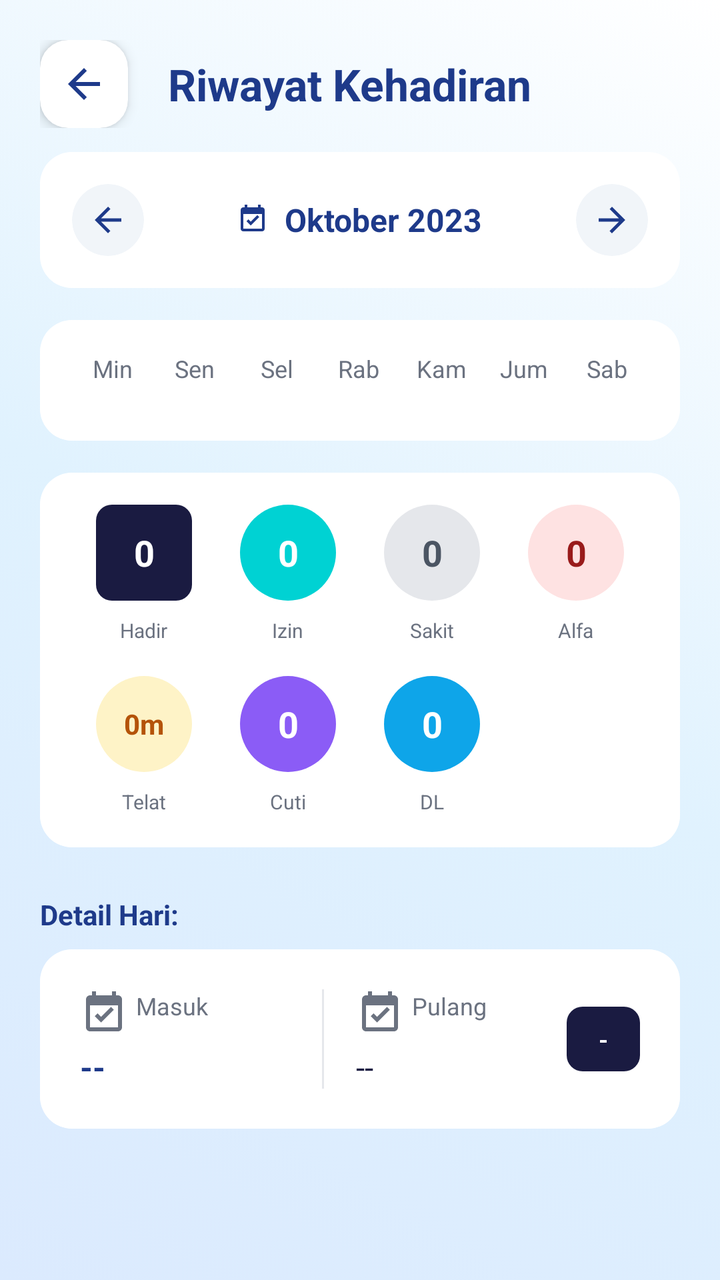
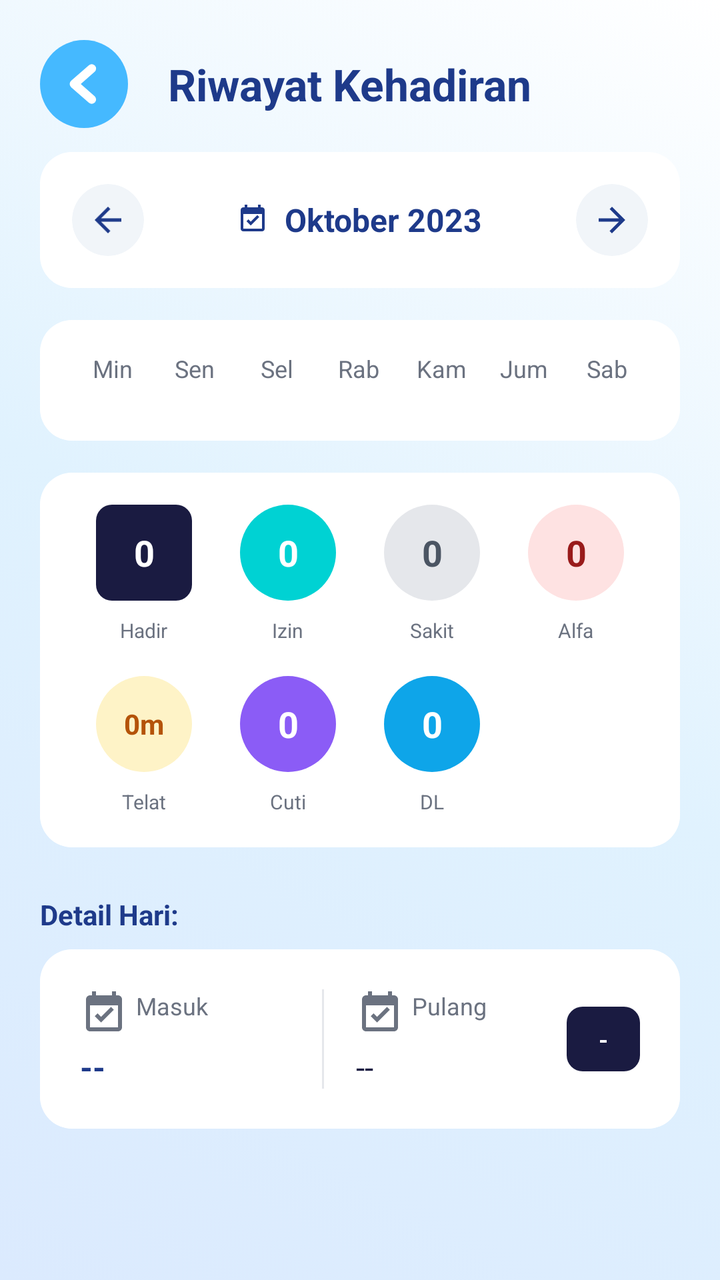

The first picture is an Android layout as it rendered before a commit; the second is the same layout after the commit. The layout source and the unified diff follow.
<!-- AndroidManifest.xml: application theme Theme.AppCompat.Light.NoActionBar -->
<!-- res/layout/activity_rekap.xml -->
<?xml version="1.0" encoding="utf-8"?>
<androidx.constraintlayout.widget.ConstraintLayout xmlns:android="http://schemas.android.com/apk/res/android"
    xmlns:app="http://schemas.android.com/apk/res-auto"
    android:id="@+id/rootRekap"
    android:layout_width="match_parent"
    android:layout_height="match_parent"
    android:background="@drawable/bg_animated_gradient">

    <LinearLayout
        android:id="@+id/titleLayout"
        android:layout_width="match_parent"
        android:layout_height="wrap_content"
        android:orientation="horizontal"
        android:paddingHorizontal="20dp"
        android:paddingTop="20dp"
        android:paddingBottom="12dp"
        android:gravity="center_vertical"
        app:layout_constraintTop_toTopOf="parent"
        app:layout_constraintStart_toStartOf="parent"
        app:layout_constraintEnd_toEndOf="parent">

        <androidx.cardview.widget.CardView
            android:layout_width="44dp"
            android:layout_height="44dp"
            app:cardCornerRadius="14dp"
            app:cardElevation="4dp"
            app:cardBackgroundColor="#FFFFFF">
            <ImageView
                android:id="@+id/btnBackRekap"
                android:layout_width="match_parent"
                android:layout_height="match_parent"
                android:src="@drawable/ic_baseline_arrow_back_24"
                android:padding="10dp"
                app:tint="#1E3A8A"
                android:clickable="true"
                android:focusable="true"
                android:background="?attr/selectableItemBackgroundBorderless"/>
        </androidx.cardview.widget.CardView>

        <TextView
            android:layout_width="wrap_content"
            android:layout_height="wrap_content"
            android:text="Riwayat Kehadiran"
            android:textColor="#1E3A8A"
            android:textSize="22sp"
            android:textStyle="bold"
            android:layout_marginStart="20dp" />
    </LinearLayout>

    <androidx.core.widget.NestedScrollView
        android:layout_width="match_parent"
        android:layout_height="0dp"
        android:clipToPadding="false"
        android:paddingBottom="24dp"
        app:layout_constraintTop_toBottomOf="@id/titleLayout"
        app:layout_constraintBottom_toBottomOf="parent">

        <LinearLayout
            android:layout_width="match_parent"
            android:layout_height="wrap_content"
            android:orientation="vertical"
            android:paddingHorizontal="20dp">

            
            <androidx.cardview.widget.CardView
                android:layout_width="match_parent"
                android:layout_height="wrap_content"
                android:layout_marginBottom="16dp"
                app:cardCornerRadius="16dp"
                app:cardElevation="0dp">

                <LinearLayout
                    android:layout_width="match_parent"
                    android:layout_height="wrap_content"
                    android:orientation="horizontal"
                    android:padding="16dp"
                    android:background="#FFFFFF"
                    android:gravity="center">

                    <androidx.cardview.widget.CardView
                        android:layout_width="36dp"
                        android:layout_height="36dp"
                        app:cardCornerRadius="18dp"
                        app:cardElevation="0dp"
                        app:cardBackgroundColor="#F1F5F9">
                        <ImageView
                            android:id="@+id/btnPrevMonth"
                            android:layout_width="match_parent"
                            android:layout_height="match_parent"
                            android:src="@drawable/ic_baseline_arrow_back_24"
                            android:background="?attr/selectableItemBackgroundBorderless"
                            android:padding="8dp"
                            app:tint="#1E3A8A" />
                    </androidx.cardview.widget.CardView>

                    <LinearLayout
                        android:layout_width="0dp"
                        android:layout_weight="1"
                        android:layout_height="wrap_content"
                        android:gravity="center"
                        android:orientation="horizontal">
                        <ImageView
                            android:layout_width="16dp"
                            android:layout_height="16dp"
                            android:src="@drawable/ic_modern_presensi"
                            app:tint="#1E3A8A"
                            android:layout_marginEnd="8dp"/>
                        <TextView
                            android:id="@+id/tvMonthYear"
                            android:layout_width="wrap_content"
                            android:layout_height="wrap_content"
                            android:text="Oktober 2023"
                            android:textColor="#1E3A8A"
                            android:textStyle="bold"
                            android:textSize="16sp"/>
                    </LinearLayout>

                    <androidx.cardview.widget.CardView
                        android:layout_width="36dp"
                        android:layout_height="36dp"
                        app:cardCornerRadius="18dp"
                        app:cardElevation="0dp"
                        app:cardBackgroundColor="#F1F5F9">
                        <ImageView
                            android:id="@+id/btnNextMonth"
                            android:layout_width="match_parent"
                            android:layout_height="match_parent"
                            android:src="@drawable/ic_baseline_arrow_back_24"
                            android:rotation="180"
                            android:background="?attr/selectableItemBackgroundBorderless"
                            android:padding="8dp"
                            app:tint="#1E3A8A" />
                    </androidx.cardview.widget.CardView>
                </LinearLayout>
            </androidx.cardview.widget.CardView>

            
            <androidx.cardview.widget.CardView
                android:layout_width="match_parent"
                android:layout_height="wrap_content"
                android:layout_marginBottom="16dp"
                app:cardCornerRadius="16dp"
                app:cardElevation="0dp">

                <LinearLayout
                    android:layout_width="match_parent"
                    android:layout_height="wrap_content"
                    android:orientation="vertical"
                    android:padding="16dp"
                    android:background="#FFFFFF">

                    
                    <LinearLayout
                        android:layout_width="match_parent"
                        android:layout_height="wrap_content"
                        android:orientation="horizontal"
                        android:weightSum="7"
                        android:layout_marginBottom="12dp">
                        <TextView android:layout_width="0dp" android:layout_weight="1" android:layout_height="wrap_content" android:text="Min" android:gravity="center" android:textSize="12sp" android:textColor="#6B7280"/>
                        <TextView android:layout_width="0dp" android:layout_weight="1" android:layout_height="wrap_content" android:text="Sen" android:gravity="center" android:textSize="12sp" android:textColor="#6B7280"/>
                        <TextView android:layout_width="0dp" android:layout_weight="1" android:layout_height="wrap_content" android:text="Sel" android:gravity="center" android:textSize="12sp" android:textColor="#6B7280"/>
                        <TextView android:layout_width="0dp" android:layout_weight="1" android:layout_height="wrap_content" android:text="Rab" android:gravity="center" android:textSize="12sp" android:textColor="#6B7280"/>
                        <TextView android:layout_width="0dp" android:layout_weight="1" android:layout_height="wrap_content" android:text="Kam" android:gravity="center" android:textSize="12sp" android:textColor="#6B7280"/>
                        <TextView android:layout_width="0dp" android:layout_weight="1" android:layout_height="wrap_content" android:text="Jum" android:gravity="center" android:textSize="12sp" android:textColor="#6B7280"/>
                        <TextView android:layout_width="0dp" android:layout_weight="1" android:layout_height="wrap_content" android:text="Sab" android:gravity="center" android:textSize="12sp" android:textColor="#6B7280"/>
                    </LinearLayout>

                    
                    <androidx.recyclerview.widget.RecyclerView
                        android:id="@+id/rvCalendar"
                        android:layout_width="match_parent"
                        android:layout_height="wrap_content"
                        android:nestedScrollingEnabled="false"
                        app:layoutManager="androidx.recyclerview.widget.GridLayoutManager"
                        app:spanCount="7" />
                </LinearLayout>
            </androidx.cardview.widget.CardView>

            
            <androidx.cardview.widget.CardView
                android:layout_width="match_parent"
                android:layout_height="wrap_content"
                android:layout_marginBottom="24dp"
                app:cardCornerRadius="16dp"
                app:cardElevation="0dp">

                <LinearLayout
                    android:layout_width="match_parent"
                    android:layout_height="wrap_content"
                    android:orientation="vertical"
                    android:padding="16dp"
                    android:background="#FFFFFF">

                    
                    <LinearLayout
                        android:layout_width="match_parent"
                        android:layout_height="wrap_content"
                        android:orientation="horizontal"
                        android:weightSum="4">

                        
                        <LinearLayout
                            android:layout_width="0dp"
                            android:layout_weight="1"
                            android:layout_height="wrap_content"
                            android:gravity="center"
                            android:orientation="vertical">
                            <TextView
                                android:id="@+id/tvTotalHadir"
                                android:layout_width="48dp"
                                android:layout_height="48dp"
                                android:text="0"
                                android:textColor="#FFFFFF"
                                android:textStyle="bold"
                                android:textSize="18sp"
                                android:gravity="center"
                                android:background="@drawable/bg_calendar_day_selected"/>
                            <TextView
                                android:layout_width="wrap_content"
                                android:layout_height="wrap_content"
                                android:text="Hadir"
                                android:textSize="10sp"
                                android:textColor="#6B7280"
                                android:layout_marginTop="8dp"/>
                        </LinearLayout>

                        
                        <LinearLayout
                            android:layout_width="0dp"
                            android:layout_weight="1"
                            android:layout_height="wrap_content"
                            android:gravity="center"
                            android:orientation="vertical">
                            <TextView
                                android:id="@+id/tvTotalIzin"
                                android:layout_width="48dp"
                                android:layout_height="48dp"
                                android:text="0"
                                android:textColor="#FFFFFF"
                                android:textStyle="bold"
                                android:textSize="18sp"
                                android:gravity="center"
                                android:background="@drawable/bg_icon_circle"
                                android:backgroundTint="#00D2D3"/>
                            <TextView
                                android:layout_width="wrap_content"
                                android:layout_height="wrap_content"
                                android:text="Izin"
                                android:textSize="10sp"
                                android:textColor="#6B7280"
                                android:layout_marginTop="8dp"/>
                        </LinearLayout>

                        
                        <LinearLayout
                            android:layout_width="0dp"
                            android:layout_weight="1"
                            android:layout_height="wrap_content"
                            android:gravity="center"
                            android:orientation="vertical">
                            <TextView
                                android:id="@+id/tvTotalSakit"
                                android:layout_width="48dp"
                                android:layout_height="48dp"
                                android:text="0"
                                android:textColor="#4B5563"
                                android:textStyle="bold"
                                android:textSize="18sp"
                                android:gravity="center"
                                android:background="@drawable/bg_icon_circle"
                                android:backgroundTint="#E5E7EB"/>
                            <TextView
                                android:layout_width="wrap_content"
                                android:layout_height="wrap_content"
                                android:text="Sakit"
                                android:textSize="10sp"
                                android:textColor="#6B7280"
                                android:layout_marginTop="8dp"/>
                        </LinearLayout>

                        
                        <LinearLayout
                            android:layout_width="0dp"
                            android:layout_weight="1"
                            android:layout_height="wrap_content"
                            android:gravity="center"
                            android:orientation="vertical">
                            <TextView
                                android:id="@+id/tvTotalAlpha"
                                android:layout_width="48dp"
                                android:layout_height="48dp"
                                android:text="0"
                                android:textColor="#991B1B"
                                android:textStyle="bold"
                                android:textSize="18sp"
                                android:gravity="center"
                                android:background="@drawable/bg_icon_circle"
                                android:backgroundTint="#FEE2E2"/>
                            <TextView
                                android:layout_width="wrap_content"
                                android:layout_height="wrap_content"
                                android:text="Alfa"
                                android:textSize="10sp"
                                android:textColor="#6B7280"
                                android:layout_marginTop="8dp"/>
                        </LinearLayout>
                    </LinearLayout>

                    
                    <LinearLayout
                        android:layout_width="match_parent"
                        android:layout_height="wrap_content"
                        android:orientation="horizontal"
                        android:layout_marginTop="16dp"
                        android:weightSum="4">

                        
                        <LinearLayout
                            android:layout_width="0dp"
                            android:layout_weight="1"
                            android:layout_height="wrap_content"
                            android:gravity="center"
                            android:orientation="vertical">
                            <TextView
                                android:id="@+id/tvTotalTerlambat"
                                android:layout_width="48dp"
                                android:layout_height="48dp"
                                android:text="0m"
                                android:textColor="#B45309"
                                android:textStyle="bold"
                                android:textSize="14sp"
                                android:gravity="center"
                                android:background="@drawable/bg_icon_circle"
                                android:backgroundTint="#FEF3C7"/>
                            <TextView
                                android:layout_width="wrap_content"
                                android:layout_height="wrap_content"
                                android:text="Telat"
                                android:textSize="10sp"
                                android:textColor="#6B7280"
                                android:layout_marginTop="8dp"/>
                        </LinearLayout>
                        
                        
                        <LinearLayout
                            android:layout_width="0dp"
                            android:layout_weight="1"
                            android:layout_height="wrap_content"
                            android:gravity="center"
                            android:orientation="vertical">
                            <TextView
                                android:id="@+id/tvTotalCuti"
                                android:layout_width="48dp"
                                android:layout_height="48dp"
                                android:text="0"
                                android:textColor="#FFFFFF"
                                android:textStyle="bold"
                                android:textSize="18sp"
                                android:gravity="center"
                                android:background="@drawable/bg_icon_circle"
                                android:backgroundTint="#8B5CF6"/>
                            <TextView
                                android:layout_width="wrap_content"
                                android:layout_height="wrap_content"
                                android:text="Cuti"
                                android:textSize="10sp"
                                android:textColor="#6B7280"
                                android:layout_marginTop="8dp"/>
                        </LinearLayout>

                        
                        <LinearLayout
                            android:layout_width="0dp"
                            android:layout_weight="1"
                            android:layout_height="wrap_content"
                            android:gravity="center"
                            android:orientation="vertical">
                            <TextView
                                android:id="@+id/tvTotalDinasLuar"
                                android:layout_width="48dp"
                                android:layout_height="48dp"
                                android:text="0"
                                android:textColor="#FFFFFF"
                                android:textStyle="bold"
                                android:textSize="18sp"
                                android:gravity="center"
                                android:background="@drawable/bg_icon_circle"
                                android:backgroundTint="#0EA5E9"/>
                            <TextView
                                android:layout_width="wrap_content"
                                android:layout_height="wrap_content"
                                android:text="DL"
                                android:textSize="10sp"
                                android:textColor="#6B7280"
                                android:layout_marginTop="8dp"/>
                        </LinearLayout>

                        
                        <View
                            android:layout_width="0dp"
                            android:layout_weight="1"
                            android:layout_height="1dp"/>
                    </LinearLayout>
                </LinearLayout>
            </androidx.cardview.widget.CardView>

            
            <TextView
                android:id="@+id/tvDetailTitle"
                android:layout_width="wrap_content"
                android:layout_height="wrap_content"
                android:text="Detail Hari:"
                android:textColor="#1E3A8A"
                android:textSize="14sp"
                android:textStyle="bold"
                android:layout_marginBottom="8dp"/>

            
            <androidx.cardview.widget.CardView
                android:layout_width="match_parent"
                android:layout_height="wrap_content"
                app:cardCornerRadius="16dp"
                app:cardElevation="0dp">

                <LinearLayout
                    android:layout_width="match_parent"
                    android:layout_height="wrap_content"
                    android:orientation="horizontal"
                    android:background="#FFFFFF"
                    android:padding="20dp"
                    android:gravity="center_vertical">

                    <LinearLayout
                        android:layout_width="0dp"
                        android:layout_weight="1"
                        android:layout_height="wrap_content"
                        android:orientation="vertical">
                        <TextView
                            android:layout_width="wrap_content"
                            android:layout_height="wrap_content"
                            android:text="Masuk"
                            android:textColor="#6B7280"
                            android:textSize="12sp"
                            app:drawableStartCompat="@drawable/ic_modern_presensi"
                            app:drawableTint="#6B7280"
                            android:drawablePadding="4dp"/>
                        <TextView
                            android:id="@+id/tvDetailMasuk"
                            android:layout_width="wrap_content"
                            android:layout_height="wrap_content"
                            android:text="--"
                            android:textColor="#1E3A8A"
                            android:textSize="16sp"
                            android:textStyle="bold"
                            android:layout_marginTop="4dp"/>
                    </LinearLayout>

                    <View
                        android:layout_width="1dp"
                        android:layout_height="match_parent"
                        android:background="#E5E7EB"
                        android:layout_marginHorizontal="16dp"/>

                    <LinearLayout
                        android:layout_width="0dp"
                        android:layout_weight="1"
                        android:layout_height="wrap_content"
                        android:orientation="vertical">
                        <TextView
                            android:layout_width="wrap_content"
                            android:layout_height="wrap_content"
                            android:text="Pulang"
                            android:textColor="#6B7280"
                            android:textSize="12sp"
                            app:drawableStartCompat="@drawable/ic_modern_presensi"
                            app:drawableTint="#6B7280"
                            android:drawablePadding="4dp"/>
                        <TextView
                            android:id="@+id/tvDetailPulang"
                            android:layout_width="wrap_content"
                            android:layout_height="wrap_content"
                            android:text="--"
                            android:textColor="#1A1B41"
                            android:textSize="16sp"
                            android:layout_marginTop="4dp"/>
                    </LinearLayout>

                    <TextView
                        android:id="@+id/tvDetailStatusBadge"
                        android:layout_width="wrap_content"
                        android:layout_height="wrap_content"
                        android:text="-"
                        android:textColor="#FFFFFF"
                        android:textSize="12sp"
                        android:textStyle="bold"
                        android:paddingHorizontal="16dp"
                        android:paddingVertical="8dp"
                        android:background="@drawable/bg_calendar_day_selected"/>
                </LinearLayout>
            </androidx.cardview.widget.CardView>
        </LinearLayout>
    </androidx.core.widget.NestedScrollView>


    
</androidx.constraintlayout.widget.ConstraintLayout>
<!-- resources referenced by this layout -->
<resources>
  <!-- drawable bg_animated_gradient (drawable) -->
  <?xml version="1.0" encoding="utf-8"?>
  <animation-list xmlns:android="http://schemas.android.com/apk/res/android"
      android:oneshot="false">
      <item android:duration="2000">
          <shape android:shape="rectangle">
              <gradient
                  android:angle="45"
                  android:centerColor="#E0F2FE"
                  android:endColor="#FFFFFF"
                  android:startColor="#DBEAFE"
                  android:type="linear" />
          </shape>
      </item>
      <item android:duration="2000">
          <shape android:shape="rectangle">
              <gradient
                  android:angle="135"
                  android:centerColor="#FFFFFF"
                  android:endColor="#E0F2FE"
                  android:startColor="#F0F9FF"
                  android:type="linear" />
          </shape>
      </item>
      <item android:duration="2000">
          <shape android:shape="rectangle">
              <gradient
                  android:angle="225"
                  android:centerColor="#F0F9FF"
                  android:endColor="#DBEAFE"
                  android:startColor="#FFFFFF"
                  android:type="linear" />
          </shape>
      </item>
      <item android:duration="2000">
          <shape android:shape="rectangle">
              <gradient
                  android:angle="315"
                  android:centerColor="#DBEAFE"
                  android:endColor="#FFFFFF"
                  android:startColor="#E0F2FE"
                  android:type="linear" />
          </shape>
      </item>
  </animation-list>
  <!-- drawable bg_calendar_day_selected (drawable) -->
  <?xml version="1.0" encoding="utf-8"?>
  <shape xmlns:android="http://schemas.android.com/apk/res/android" android:shape="rectangle">
      <solid android:color="#1A1B41" />
      <corners android:radius="8dp" />
  </shape>
  <!-- drawable bg_icon_circle (drawable) -->
  ﻿<?xml version="1.0" encoding="utf-8"?>
  <shape xmlns:android="http://schemas.android.com/apk/res/android"
      android:shape="oval">
      <solid android:color="#FFFFFF" />
  </shape>
  <!-- drawable ic_baseline_arrow_back_24 (drawable) -->
  <vector xmlns:android="http://schemas.android.com/apk/res/android"
      android:width="24dp"
      android:height="24dp"
      android:viewportWidth="24"
      android:viewportHeight="24">
    <path
        android:fillColor="#FF000000"
        android:pathData="M20,11H7.83l5.59,-5.59L12,4l-8,8 8,8 1.41,-1.41L7.83,13H20v-2z"/>
  </vector>
  <!-- drawable ic_modern_presensi (drawable) -->
  <vector xmlns:android="http://schemas.android.com/apk/res/android"
      android:width="24dp"
      android:height="24dp"
      android:viewportWidth="24"
      android:viewportHeight="24">
    <path
        android:fillColor="@android:color/white"
        android:pathData="M19,3h-1V1h-2v2H8V1H6v2H5c-1.11,0 -1.99,0.9 -1.99,2L3,19c0,1.1 0.89,2 2,2h14c1.1,0 2,-0.9 2,-2V5c0,-1.1 -0.9,-2 -2,-2zm0,16H5V8h14v11zm-8.44,-2.42l-3.18,-3.18 1.41,-1.41 1.77,1.76 4.95,-4.94 1.41,1.4 -6.36,6.37z"/>
  </vector>
</resources>

<!-- the commit's change to res/layout/activity_rekap.xml (unified diff, before → after) -->
@@ -19,23 +19,14 @@
         app:layout_constraintStart_toStartOf="parent"
         app:layout_constraintEnd_toEndOf="parent">
 
-        <androidx.cardview.widget.CardView
+        <ImageView
+            android:id="@+id/btnBackRekap"
             android:layout_width="44dp"
             android:layout_height="44dp"
-            app:cardCornerRadius="14dp"
-            app:cardElevation="4dp"
-            app:cardBackgroundColor="#FFFFFF">
-            <ImageView
-                android:id="@+id/btnBackRekap"
-                android:layout_width="match_parent"
-                android:layout_height="match_parent"
-                android:src="@drawable/ic_baseline_arrow_back_24"
-                android:padding="10dp"
-                app:tint="#1E3A8A"
-                android:clickable="true"
-                android:focusable="true"
-                android:background="?attr/selectableItemBackgroundBorderless"/>
-        </androidx.cardview.widget.CardView>
+            android:src="@drawable/ic_back_circle"
+            android:clickable="true"
+            android:focusable="true"
+            android:background="?attr/selectableItemBackgroundBorderless"/>
 
         <TextView
             android:layout_width="wrap_content"
<!-- resource entries referenced after the edit -->
@@ -57,6 +57,26 @@
       android:shape="oval">
       <solid android:color="#FFFFFF" />
   </shape>
+  <!-- drawable ic_back_circle (drawable) -->
+  <?xml version="1.0" encoding="utf-8"?>
+  <vector xmlns:android="http://schemas.android.com/apk/res/android"
+      android:width="40dp"
+      android:height="40dp"
+      android:viewportWidth="40"
+      android:viewportHeight="40">
+      
+      <path
+          android:fillColor="#45B9FF"
+          android:pathData="M20,0C8.954,0 0,8.954 0,20s8.954,20 20,20 20,-8.954 20,-20S31.046,0 20,0z"/>
+      
+      <path
+          android:strokeColor="#FFFFFF"
+          android:strokeWidth="4"
+          android:strokeLineCap="round"
+          android:strokeLineJoin="round"
+          android:fillColor="#00000000"
+          android:pathData="M23.5,13 L15.5,20 L23.5,27"/>
+  </vector>
   <!-- drawable ic_baseline_arrow_back_24 (drawable) -->
   <vector xmlns:android="http://schemas.android.com/apk/res/android"
       android:width="24dp"
